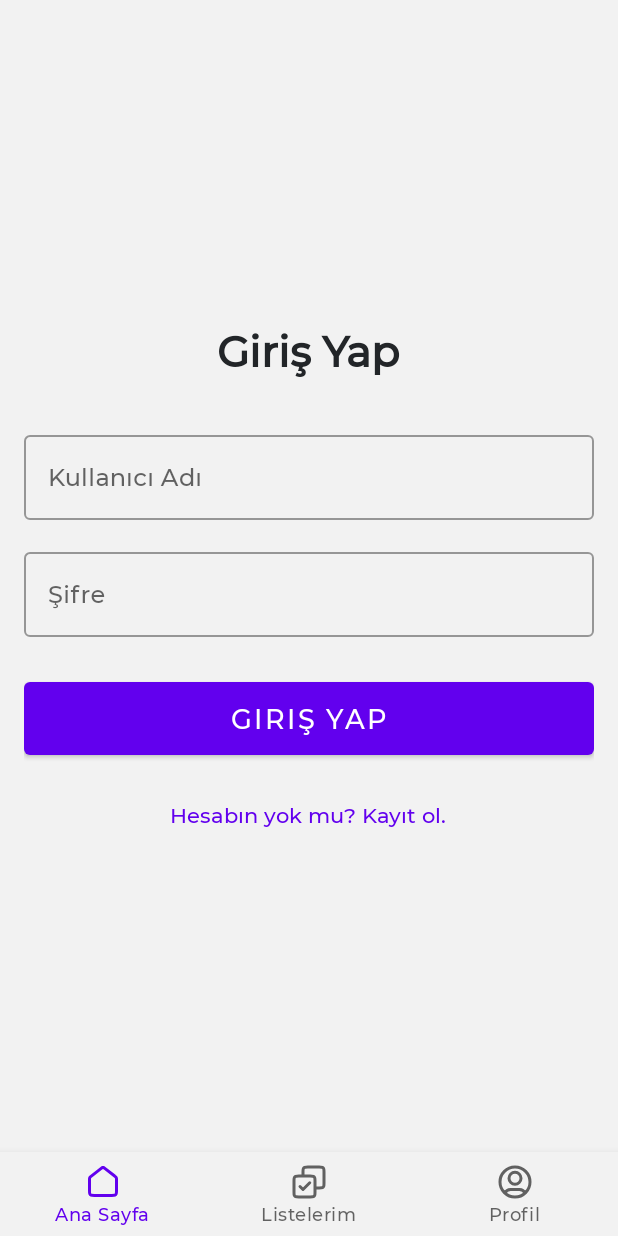
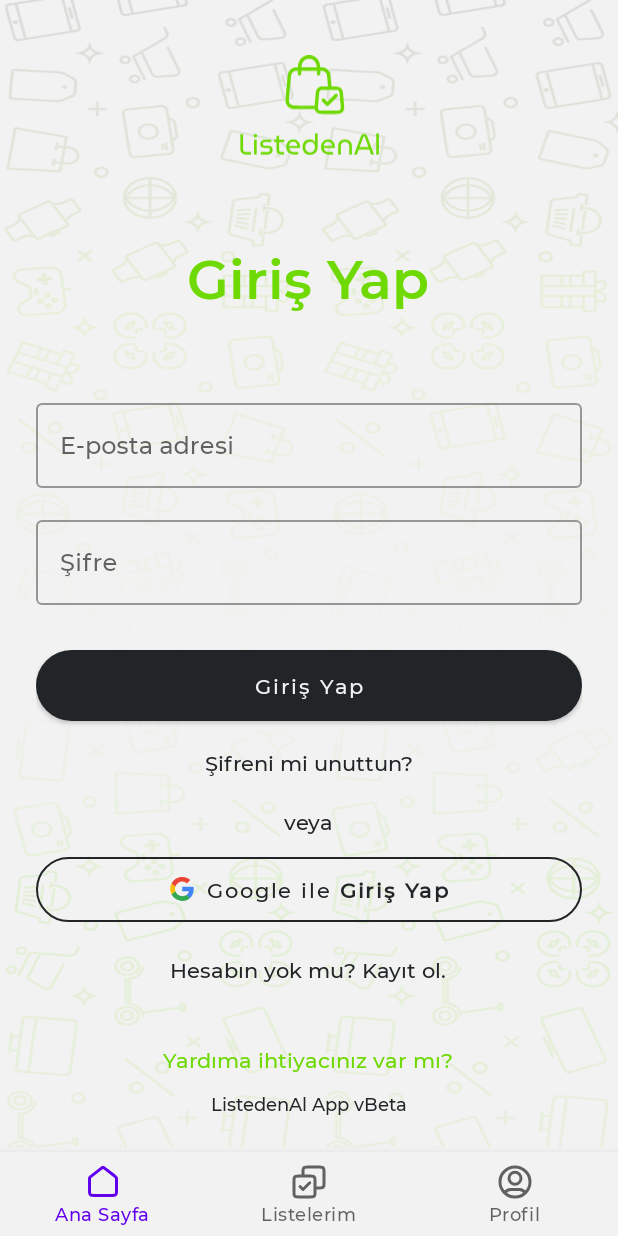
Before and after one commit to zahidayturan/listeden-al-shopping-list-app, an Android app: the fragment LoginFragment placed in its activity, on a phone screen of 412 x 824 dp. Run offline under Robolectric (Android 15) with nearby library versions, the phone set to English and light mode, and no system bars.

Commit message:
@m/ui - login page ui

```diff
--- a/mobile/ListedenAlApp/app/src/main/res/layout/fragment_login.xml
+++ b/mobile/ListedenAlApp/app/src/main/res/layout/fragment_login.xml
@@ -1,65 +1,146 @@
 <?xml version="1.0" encoding="utf-8"?>
-<LinearLayout xmlns:android="http://schemas.android.com/apk/res/android"
+<LinearLayout
+    xmlns:android="http://schemas.android.com/apk/res/android"
+    xmlns:app="http://schemas.android.com/apk/res-auto"
     xmlns:tools="http://schemas.android.com/tools"
     android:layout_width="match_parent"
     android:layout_height="match_parent"
+    android:padding="24dp"
     android:orientation="vertical"
+    app:layout_constraintWidth_max="600dp"
+    android:background="@drawable/welcome_bg"
+    tools:context=".LoginFragment">
+
+    <LinearLayout
+        android:layout_width="match_parent"
+        android:layout_height="wrap_content"
+        android:gravity="center_horizontal">
+        <ImageView
+            android:layout_width="96dp"
+            android:layout_height="96dp"
+            android:contentDescription="@string/app_image"
+            android:src="@drawable/listeden_al_logo"
+            app:layout_constraintEnd_toEndOf="parent" />
+    </LinearLayout>
+
+    <LinearLayout
+        android:layout_width="match_parent"
+        android:layout_height="0dp"
+        android:layout_weight="1"
         android:gravity="center"
-    android:padding="16dp"
-    tools:context=".LoginFragment">
+        android:orientation="vertical">
 
         <TextView
             android:layout_width="wrap_content"
             android:layout_height="wrap_content"
-        android:text="Giriş Yap"
-        android:textSize="28sp"
-        android:textStyle="bold"
-        android:layout_marginBottom="32dp"/>
+            android:fontFamily="@font/montserrat_semi_bold"
+            android:text="@string/login"
+            android:textColor="@color/green_700"
+            android:textSize="36sp"
+            android:layout_marginBottom="54dp"
+            app:layout_constraintBottom_toBottomOf="parent" />
 
         <com.google.android.material.textfield.TextInputLayout
+            style="@style/Widget.MaterialComponents.TextInputLayout.OutlinedBox"
             android:layout_width="match_parent"
             android:layout_height="wrap_content"
-        android:layout_marginBottom="16dp"
-        style="@style/Widget.MaterialComponents.TextInputLayout.OutlinedBox">
+            android:layout_marginBottom="16dp">
 
             <com.google.android.material.textfield.TextInputEditText
                 android:id="@+id/editTextUsernameLogin"
                 android:layout_width="match_parent"
                 android:layout_height="wrap_content"
-            android:hint="Kullanıcı Adı"
-            android:inputType="text"/>
+                android:hint="E-posta adresi"
+                android:inputType="text" />
         </com.google.android.material.textfield.TextInputLayout>
 
         <com.google.android.material.textfield.TextInputLayout
+            style="@style/Widget.MaterialComponents.TextInputLayout.OutlinedBox"
             android:layout_width="match_parent"
             android:layout_height="wrap_content"
-        android:layout_marginBottom="24dp"
-        style="@style/Widget.MaterialComponents.TextInputLayout.OutlinedBox">
+            android:layout_marginBottom="24dp">
 
             <com.google.android.material.textfield.TextInputEditText
                 android:id="@+id/editTextPasswordLogin"
                 android:layout_width="match_parent"
                 android:layout_height="wrap_content"
                 android:hint="Şifre"
-            android:inputType="textPassword"/>
+                android:inputType="textPassword" />
         </com.google.android.material.textfield.TextInputLayout>
 
-    <Button
+        <com.google.android.material.button.MaterialButton
             android:id="@+id/buttonLogin"
             android:layout_width="match_parent"
             android:layout_height="wrap_content"
-        android:text="Giriş Yap"
-        android:padding="12dp"
-        android:textSize="18sp"/>
+            android:paddingVertical="14dp"
+            android:text="@string/login"
+            android:textAllCaps="false"
+            android:textColor="#F2F2F2"
+            app:backgroundTint="@color/black_700"
+            app:cornerRadius="30dp" />
+
+        <TextView
+            android:id="@+id/forgotPasswordTextView"
+            android:layout_width="match_parent"
+            android:layout_height="wrap_content"
+            android:clickable="true"
+            android:focusable="true"
+            android:paddingVertical="12dp"
+            android:text="Şifreni mi unuttun?"
+            android:textAlignment="center" />
+
+        <TextView
+            android:layout_width="wrap_content"
+            android:layout_height="wrap_content"
+            android:layout_marginVertical="8dp"
+            android:text="@string/or" />
+
+        <com.google.android.material.button.MaterialButton
+            android:id="@+id/buttonGoggleRegister"
+            android:layout_width="match_parent"
+            android:layout_height="wrap_content"
+            android:backgroundTint="@android:color/transparent"
+            android:paddingVertical="12dp"
+            android:stateListAnimator="@null"
+            android:text="@string/login_google_button_text"
+            android:textAllCaps="false"
+            android:textColor="@color/black_700"
+            app:cornerRadius="30dp"
+            app:elevation="0dp"
+            app:icon="@drawable/ic_google"
+            app:iconGravity="textStart"
+            app:iconSize="16dp"
+            app:iconTintMode="multiply"
+            app:strokeColor="@color/black_700"
+            app:strokeWidth="1dp" />
 
         <TextView
             android:id="@+id/textViewRegisterPrompt"
             android:layout_width="wrap_content"
             android:layout_height="wrap_content"
-        android:text="Hesabın yok mu? Kayıt ol."
-        android:layout_marginTop="24dp"
-        android:textColor="?attr/colorPrimary"
+            android:layout_marginTop="16dp"
             android:clickable="true"
-        android:focusable="true"/>
+            android:focusable="true"
+            android:text="Hesabın yok mu? Kayıt ol." />
+    </LinearLayout>
 
+    <LinearLayout
+        android:layout_width="match_parent"
+        android:layout_height="wrap_content"
+        android:gravity="center_horizontal"
+        android:orientation="vertical">
+
+        <TextView
+            android:layout_width="wrap_content"
+            android:layout_height="wrap_content"
+            android:text="Yardıma ihtiyacınız var mı?"
+            android:textColor="@color/green_700" />
+
+        <TextView
+            android:layout_width="wrap_content"
+            android:layout_height="wrap_content"
+            android:layout_marginTop="12dp"
+            android:text="ListedenAl App vBeta"
+            android:textSize="12sp" />
     </LinearLayout>
+</LinearLayout>
--- a/mobile/ListedenAlApp/app/src/main/res/layout/fragment_welcome.xml
+++ b/mobile/ListedenAlApp/app/src/main/res/layout/fragment_welcome.xml
@@ -1,5 +1,6 @@
 <?xml version="1.0" encoding="utf-8"?>
-<androidx.constraintlayout.widget.ConstraintLayout xmlns:android="http://schemas.android.com/apk/res/android"
+<androidx.constraintlayout.widget.ConstraintLayout
+    xmlns:android="http://schemas.android.com/apk/res/android"
     xmlns:app="http://schemas.android.com/apk/res-auto"
     xmlns:tools="http://schemas.android.com/tools"
     android:layout_width="match_parent"
--- a/mobile/ListedenAlApp/app/src/main/res/values/strings.xml
+++ b/mobile/ListedenAlApp/app/src/main/res/values/strings.xml
@@ -4,9 +4,12 @@
     <string name="register_button_text">Yeni <b>Hesap Oluştur</b></string>
     <string name="or">veya</string>
     <string name="register_google_button_text">Google ile <b>Kayıt Ol</b></string>
+    <string name="login_google_button_text">Google ile <b>Giriş Yap</b></string>
     <string name="privacy_policy_text">Kaydolduğunuzda, Çerez Kullanımı da dahil olmak üzere Hizmet Şartları ve Gizlilik Politikası\'nı kabul etmiş olursunuz.</string>
     <string name="already_have_account">Zaten bir hesabın var mı?</string>
     <string name="login_button_text">Hesabına <b>Giriş Yap</b></string>
     <string name="app_image">App Image</string>
 
+    <string name="login">Giriş Yap</string>
+
 </resources>
```
Lines whose indentation alone changed are shown as unchanged.
